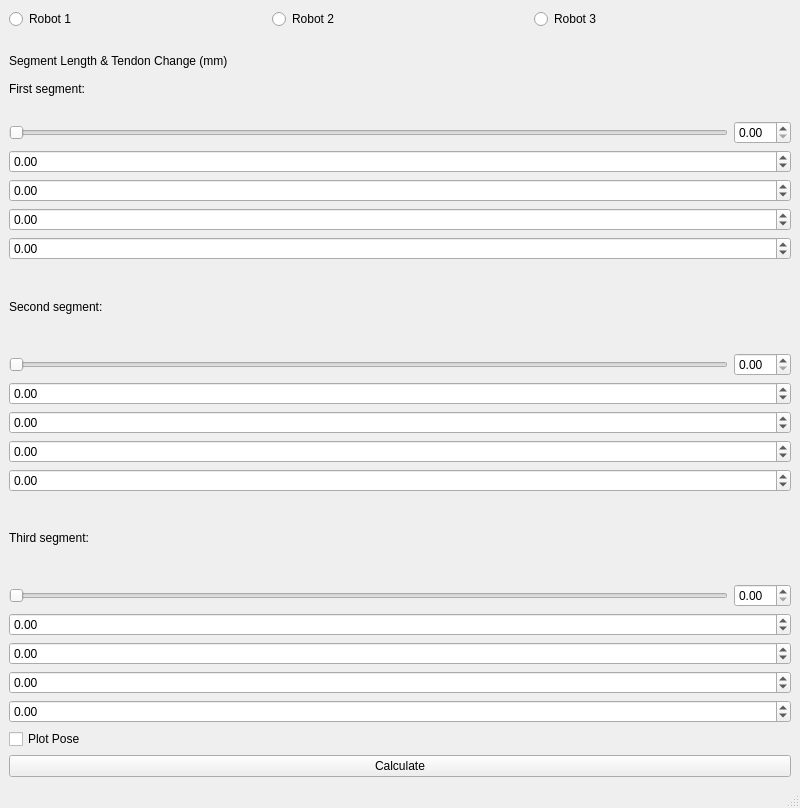
First picture: the form in mainwindow.ui, repository jeremyxu1998/TDCR_Simulator, before the edit.
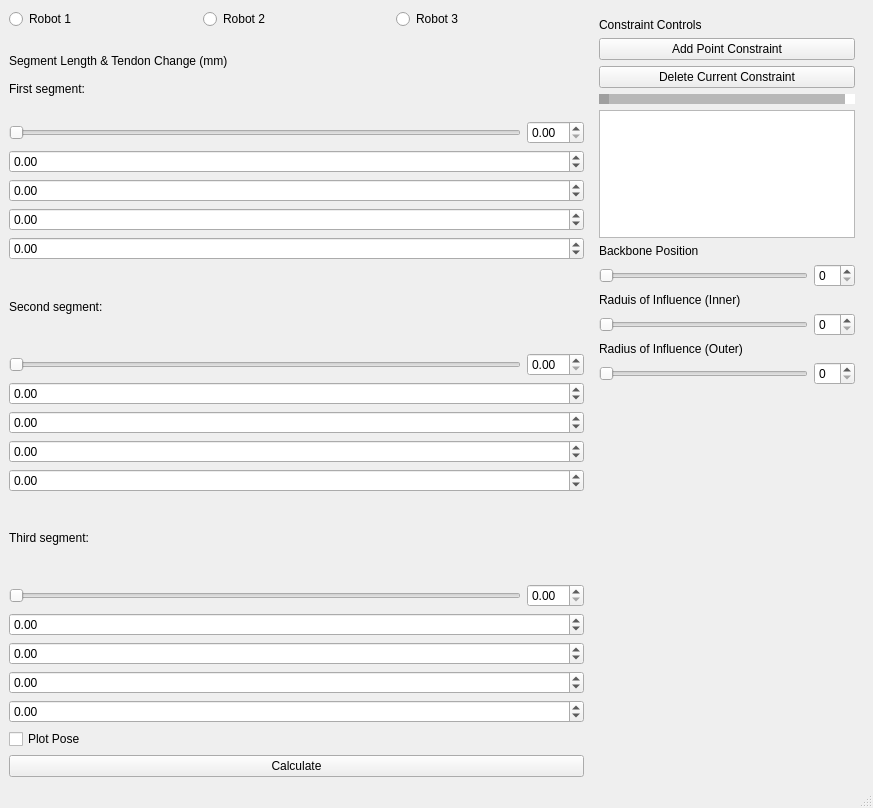
Second picture: the form after the edit.

Commit message: added constraint section to widget, created point constraint primitives in TendonRobot class

Patch:
```diff
--- a/mainwindow.ui
+++ b/mainwindow.ui
@@ -6,7 +6,7 @@
    <rect>
     <x>0</x>
     <y>0</y>
-    <width>800</width>
+    <width>873</width>
     <height>808</height>
    </rect>
   </property>
@@ -14,6 +14,12 @@
    <string>MainWindow</string>
   </property>
   <widget class="QWidget" name="centralwidget">
+   <property name="maximumSize">
+    <size>
+     <width>16777215</width>
+     <height>16777215</height>
+    </size>
+   </property>
    <layout class="QHBoxLayout" name="horizontalLayout">
     <item>
      <widget class="QSplitter" name="mainSplitter">
@@ -223,6 +229,204 @@
       </widget>
      </widget>
     </item>
+    <item>
+     <widget class="QWidget" name="constraintWidget" native="true">
+      <property name="minimumSize">
+       <size>
+        <width>256</width>
+        <height>0</height>
+       </size>
+      </property>
+      <layout class="QVBoxLayout" name="verticalLayout_3">
+       <item>
+        <widget class="QLabel" name="constraintLabel">
+         <property name="text">
+          <string>Constraint Controls</string>
+         </property>
+        </widget>
+       </item>
+       <item>
+        <widget class="QPushButton" name="constraintAdd">
+         <property name="text">
+          <string>Add Point Constraint</string>
+         </property>
+        </widget>
+       </item>
+       <item>
+        <widget class="QPushButton" name="constraintDel">
+         <property name="text">
+          <string>Delete Current Constraint</string>
+         </property>
+        </widget>
+       </item>
+       <item>
+        <widget class="Line" name="line">
+         <property name="sizePolicy">
+          <sizepolicy hsizetype="Preferred" vsizetype="Fixed">
+           <horstretch>0</horstretch>
+           <verstretch>0</verstretch>
+          </sizepolicy>
+         </property>
+         <property name="minimumSize">
+          <size>
+           <width>0</width>
+           <height>10</height>
+          </size>
+         </property>
+         <property name="lineWidth">
+          <number>10</number>
+         </property>
+         <property name="midLineWidth">
+          <number>10</number>
+         </property>
+         <property name="orientation">
+          <enum>Qt::Horizontal</enum>
+         </property>
+        </widget>
+       </item>
+       <item>
+        <widget class="QListWidget" name="constraintList">
+         <property name="sizePolicy">
+          <sizepolicy hsizetype="Preferred" vsizetype="Expanding">
+           <horstretch>0</horstretch>
+           <verstretch>0</verstretch>
+          </sizepolicy>
+         </property>
+         <property name="maximumSize">
+          <size>
+           <width>16777215</width>
+           <height>128</height>
+          </size>
+         </property>
+        </widget>
+       </item>
+       <item>
+        <widget class="QLabel" name="backboneLabel">
+         <property name="text">
+          <string>Backbone Position</string>
+         </property>
+        </widget>
+       </item>
+       <item>
+        <layout class="QHBoxLayout" name="backbonePos">
+         <property name="sizeConstraint">
+          <enum>QLayout::SetDefaultConstraint</enum>
+         </property>
+         <item>
+          <widget class="QSlider" name="backboneSlider">
+           <property name="sizePolicy">
+            <sizepolicy hsizetype="Preferred" vsizetype="Fixed">
+             <horstretch>0</horstretch>
+             <verstretch>0</verstretch>
+            </sizepolicy>
+           </property>
+           <property name="orientation">
+            <enum>Qt::Horizontal</enum>
+           </property>
+          </widget>
+         </item>
+         <item>
+          <widget class="QSpinBox" name="backboneBox">
+           <property name="sizePolicy">
+            <sizepolicy hsizetype="Fixed" vsizetype="Fixed">
+             <horstretch>0</horstretch>
+             <verstretch>0</verstretch>
+            </sizepolicy>
+           </property>
+          </widget>
+         </item>
+        </layout>
+       </item>
+       <item>
+        <widget class="QLabel" name="RadiusLabel">
+         <property name="text">
+          <string>Raduis of Influence (Inner)</string>
+         </property>
+        </widget>
+       </item>
+       <item>
+        <layout class="QHBoxLayout" name="innerRadSize">
+         <item>
+          <widget class="QSlider" name="innerRadSlider">
+           <property name="sizePolicy">
+            <sizepolicy hsizetype="Preferred" vsizetype="Fixed">
+             <horstretch>0</horstretch>
+             <verstretch>0</verstretch>
+            </sizepolicy>
+           </property>
+           <property name="orientation">
+            <enum>Qt::Horizontal</enum>
+           </property>
+          </widget>
+         </item>
+         <item>
+          <widget class="QSpinBox" name="innerRadBox">
+           <property name="sizePolicy">
+            <sizepolicy hsizetype="Fixed" vsizetype="Fixed">
+             <horstretch>0</horstretch>
+             <verstretch>0</verstretch>
+            </sizepolicy>
+           </property>
+          </widget>
+         </item>
+        </layout>
+       </item>
+       <item>
+        <widget class="QLabel" name="label">
+         <property name="sizePolicy">
+          <sizepolicy hsizetype="Preferred" vsizetype="Preferred">
+           <horstretch>0</horstretch>
+           <verstretch>0</verstretch>
+          </sizepolicy>
+         </property>
+         <property name="text">
+          <string>Radius of Influence (Outer)</string>
+         </property>
+        </widget>
+       </item>
+       <item>
+        <layout class="QHBoxLayout" name="outerRadSize">
+         <item>
+          <widget class="QSlider" name="outerRadSlider">
+           <property name="sizePolicy">
+            <sizepolicy hsizetype="Preferred" vsizetype="Fixed">
+             <horstretch>0</horstretch>
+             <verstretch>0</verstretch>
+            </sizepolicy>
+           </property>
+           <property name="orientation">
+            <enum>Qt::Horizontal</enum>
+           </property>
+          </widget>
+         </item>
+         <item>
+          <widget class="QSpinBox" name="outerRadBox">
+           <property name="sizePolicy">
+            <sizepolicy hsizetype="Fixed" vsizetype="Fixed">
+             <horstretch>0</horstretch>
+             <verstretch>0</verstretch>
+            </sizepolicy>
+           </property>
+          </widget>
+         </item>
+        </layout>
+       </item>
+       <item>
+        <spacer name="verticalSpacer">
+         <property name="orientation">
+          <enum>Qt::Vertical</enum>
+         </property>
+         <property name="sizeHint" stdset="0">
+          <size>
+           <width>20</width>
+           <height>40</height>
+          </size>
+         </property>
+        </spacer>
+       </item>
+      </layout>
+     </widget>
+    </item>
    </layout>
   </widget>
   <widget class="QMenuBar" name="menubar">
```
Left out of the diff: 2 changed lines with no effect on the pictures. The commit also changes 2 other files.
